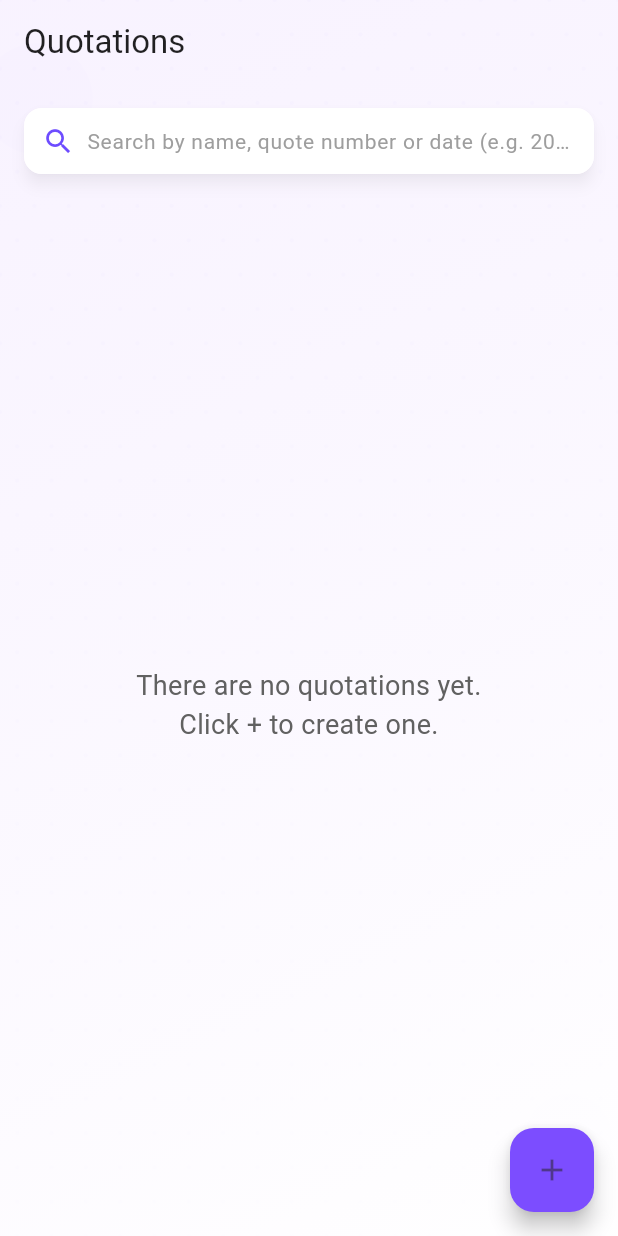
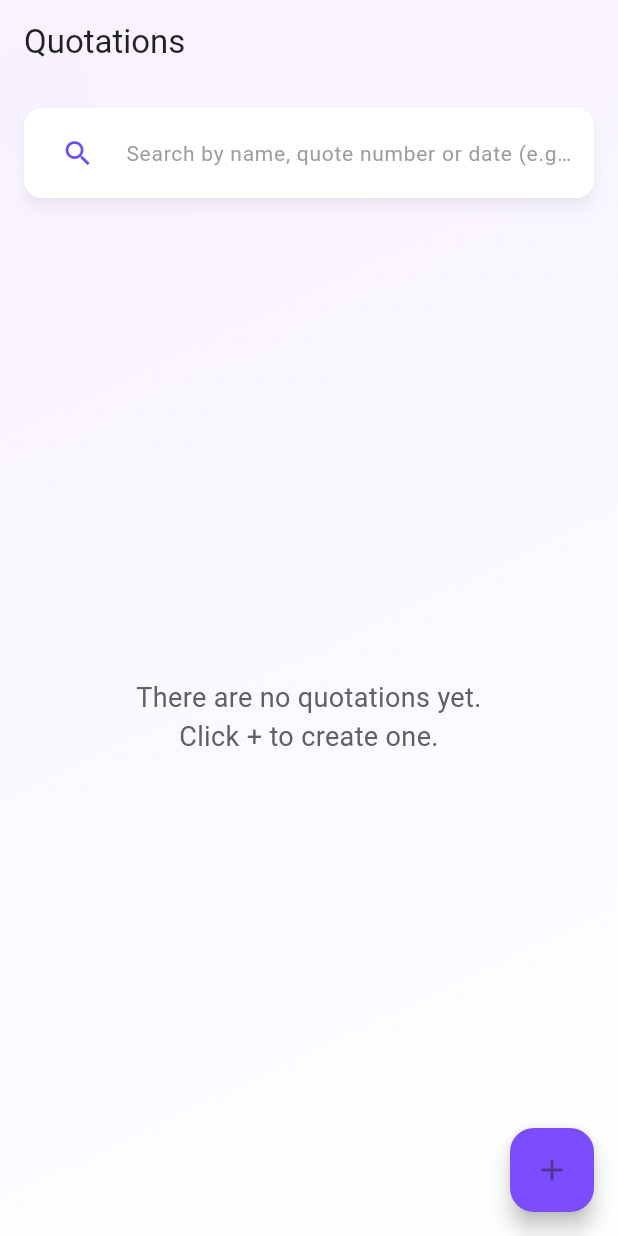
Before and after one commit to MOSESSIAME/Quote-Master, a Flutter app: the screen it shows after launch, after a tap on "Get Started", on a phone screen of 412 x 824 dp. Run offline on Flutter 3.47's test engine with Material 3 defaults, Android fonts, the light colour scheme and no system bars; our stand-ins replace pdf, printing, shared_preferences.

Commit message:
Upload for the revised app

```diff
--- a/lib/screens/home_screen.dart
+++ b/lib/screens/home_screen.dart
@@ -1,13 +1,14 @@
 import 'dart:convert';
+
 import 'package:flutter/material.dart';
+import 'package:intl/intl.dart';
 import 'package:shared_preferences/shared_preferences.dart';
-// ignore: depend_on_referenced_packages
+
 import 'quotation.dart';
 import 'quotation_form_screen.dart';
 import 'quotation_detail_screen.dart';
 
-/// HomeScreen with a clearer dotted pattern background (improved visibility).
-/// Logic (load/save/edit/delete/search) remains unchanged.
+/// HomeScreen with dotted background and search
 class HomeScreen extends StatefulWidget {
   const HomeScreen({super.key});
 
@@ -57,6 +58,7 @@ class _HomeScreenState extends State<HomeScreen> {
     final prefs = await SharedPreferences.getInstance();
     final data = jsonEncode(quotations.map((e) => e.toJson()).toList());
     await prefs.setString('quotations', data);
+    // Re-apply current search after saving so UI stays in sync
     _filterQuotations(_searchController.text);
   }
 
@@ -81,19 +83,18 @@ class _HomeScreenState extends State<HomeScreen> {
     _saveQuotations();
   }
 
+  /// Helper to find the original index of a quotation when we’re working
+  /// with the filtered list.
   int _findOriginalIndex(Quotation q) {
     final byIdentity = quotations.indexOf(q);
     if (byIdentity != -1) return byIdentity;
 
     final idx = quotations.indexWhere((element) {
       final sameName =
-          (element.clientName ?? '').toString() ==
-          (q.clientName ?? '').toString();
+          (element.clientName).toString() == (q.clientName).toString();
       final sameNumber =
-          (element.quoteNumber ?? '').toString() ==
-          (q.quoteNumber ?? '').toString();
-      final sameDate =
-          (element.date ?? '').toString() == (q.date ?? '').toString();
+          (element.quoteNumber).toString() == (q.quoteNumber).toString();
+      final sameDate = (element.date).toString() == (q.date).toString();
       return (sameNumber && sameName) ||
           (sameName && sameDate) ||
           (sameNumber && sameDate);
@@ -101,6 +102,10 @@ class _HomeScreenState extends State<HomeScreen> {
     return idx;
   }
 
+  /// Main search logic.
+  /// - Name: partial match
+  /// - Quote number: partial match (string)
+  /// - Date: accepts `yyyy-MM-dd` or `dd/MM/yyyy`
   void _filterQuotations(String query) {
     final q = query.trim().toLowerCase();
     if (q.isEmpty) {
@@ -112,23 +117,31 @@ class _HomeScreenState extends State<HomeScreen> {
 
     String formatDateCandidate(dynamic dateValue) {
       if (dateValue == null) return '';
+
+      // Already a DateTime
       if (dateValue is DateTime) {
-        return DateFormat('yyyy-MM-dd').format(dateValue) +
-            '|' +
-            DateFormat('dd/MM/yyyy').format(dateValue);
+        return [
+          DateFormat('yyyy-MM-dd').format(dateValue),
+          DateFormat('dd/MM/yyyy').format(dateValue),
+        ].join('|');
       }
+
+      // Stored as String
       if (dateValue is String) {
+        // Try parse ISO first
         try {
           final parsed = DateTime.parse(dateValue);
-          return DateFormat('yyyy-MM-dd').format(parsed) +
-              '|' +
-              DateFormat('dd/MM/yyyy').format(parsed) +
-              '|' +
-              dateValue;
+          return [
+            DateFormat('yyyy-MM-dd').format(parsed),
+            DateFormat('dd/MM/yyyy').format(parsed),
+            dateValue,
+          ].join('|');
         } catch (_) {
+          // Not ISO. Return as-is so user can still search the raw string.
           return dateValue;
         }
       }
+
       return dateValue.toString();
     }
 
@@ -136,7 +149,9 @@ class _HomeScreenState extends State<HomeScreen> {
       filteredQuotations = quotations.where((quotation) {
         final name = (quotation.clientName ?? '').toString().toLowerCase();
         final number = (quotation.quoteNumber ?? '').toString().toLowerCase();
-        final dateString = formatDateCandidate(quotation.date).toLowerCase();
+        final dateString = formatDateCandidate(
+          quotation.date,
+        ).toLowerCase(); // includes both formats
 
         final matchesName = name.contains(q);
         final matchesNumber = number.contains(q);
@@ -177,12 +192,12 @@ class _HomeScreenState extends State<HomeScreen> {
       ),
       body: Stack(
         children: [
-          // Dotted pattern background painter
+          // Dotted background
           const Positioned.fill(
             child: CustomPaint(painter: _DottedBackgroundPainter()),
           ),
 
-          // Reduced-strength translucent gradient overlay so pattern shows through
+          // Gradient wash over background
           Positioned.fill(
             child: Container(
               decoration: BoxDecoration(
@@ -190,19 +205,8 @@ class _HomeScreenState extends State<HomeScreen> {
                   begin: const Alignment(-0.9, -1),
                   end: const Alignment(1, 1),
                   colors: [
-                    // Using fromRGBO to allow opacity and non-const
-                    Color.fromRGBO(
-                      246,
-                      241,
-                      255,
-                      0.72,
-                    ), // light purple tint with transparency
-                    Color.fromRGBO(
-                      255,
-                      255,
-                      255,
-                      0.95,
-                    ), // near-white but slightly transparent
+                    Color.fromRGBO(246, 241, 255, 0.72),
+                    Color.fromRGBO(255, 255, 255, 0.95),
                   ],
                   stops: const [0, 1],
                 ),
@@ -216,7 +220,7 @@ class _HomeScreenState extends State<HomeScreen> {
               padding: const EdgeInsets.fromLTRB(16, 16, 16, 12),
               child: Column(
                 children: [
-                  // Search card
+                  // Search bar
                   Material(
                     elevation: 4,
                     shadowColor: Colors.black26,
@@ -232,12 +236,20 @@ class _HomeScreenState extends State<HomeScreen> {
                       ),
                       child: Row(
                         children: [
-                          const Padding(
-                            padding: EdgeInsets.only(right: 8.0),
-                            child: Icon(
-                              Icons.search,
-                              size: 22,
-                              color: Color(0xFF6D4CFF),
+                          // SEARCH BUTTON (tap this to search what you typed)
+                          Padding(
+                            padding: const EdgeInsets.only(right: 8.0),
+                            child: IconButton(
+                              icon: const Icon(
+                                Icons.search,
+                                size: 22,
+                                color: Color(0xFF6D4CFF),
+                              ),
+                              onPressed: () =>
+                                  _filterQuotations(_searchController.text),
+                              padding: EdgeInsets.zero,
+                              constraints: const BoxConstraints(),
+                              tooltip: 'Search',
                             ),
                           ),
                           Expanded(
@@ -254,7 +266,7 @@ class _HomeScreenState extends State<HomeScreen> {
                                 isDense: true,
                               ),
                               textInputAction: TextInputAction.search,
-                              onSubmitted: (value) => _filterQuotations(value),
+                              onSubmitted: _filterQuotations,
                             ),
                           ),
                           if (_searchController.text.isNotEmpty)
@@ -283,7 +295,7 @@ class _HomeScreenState extends State<HomeScreen> {
 
                   const SizedBox(height: 12),
 
-                  // List or empty states in a soft card container
+                  // List / empty states
                   Expanded(
                     child: quotations.isEmpty
                         ? Center(
@@ -313,14 +325,14 @@ class _HomeScreenState extends State<HomeScreen> {
                             itemBuilder: (context, index) {
                               final q = listToShow[index];
 
-                              // compute date display safely
+                              // Format date safely
                               String dateDisplay = '';
                               try {
                                 if (q.date != null) {
                                   if (q.date is DateTime) {
                                     dateDisplay = DateFormat(
                                       'yyyy-MM-dd',
-                                    ).format(q.date);
+                                    ).format(q.date as DateTime);
                                   } else {
                                     final parsed = DateTime.tryParse(
                                       q.date.toString(),
@@ -350,15 +362,17 @@ class _HomeScreenState extends State<HomeScreen> {
                                         builder: (_) => QuotationDetailScreen(
                                           quotation: q,
                                           onDelete: () {
-                                            if (originalIndex != -1)
+                                            if (originalIndex != -1) {
                                               _deleteQuotation(originalIndex);
+                                            }
                                           },
                                           onEdit: (newQ) {
-                                            if (originalIndex != -1)
+                                            if (originalIndex != -1) {
                                               _editQuotation(
                                                 originalIndex,
                                                 newQ,
                                               );
+                                            }
                                           },
                                         ),
                                       ),
@@ -377,7 +391,7 @@ class _HomeScreenState extends State<HomeScreen> {
                                       crossAxisAlignment:
                                           CrossAxisAlignment.start,
                                       children: [
-                                        // avatar / icon
+                                        // avatar / initial
                                         Container(
                                           width: 44,
                                           height: 44,
@@ -417,7 +431,7 @@ class _HomeScreenState extends State<HomeScreen> {
                                           ),
                                         ),
                                         const SizedBox(width: 12),
-                                        // main text
+                                        // text
                                         Expanded(
                                           child: Column(
                                             crossAxisAlignment:
@@ -477,7 +491,6 @@ class _HomeScreenState extends State<HomeScreen> {
                                           ),
                                         ),
                                         const SizedBox(width: 8),
-                                        // chevron
                                         const Icon(
                                           Icons.chevron_right,
                                           color: Colors.black38,
@@ -498,30 +511,22 @@ class _HomeScreenState extends State<HomeScreen> {
       ),
     );
   }
-
-  DateFormat(String s) {}
 }
 
-/// Custom painter that draws a clearer dotted grid pattern.
-/// Spacing/dotSize adapt to the canvas size so pattern looks good on phones and desktops.
+/// Dotted background painter used for soft pattern.
 class _DottedBackgroundPainter extends CustomPainter {
   const _DottedBackgroundPainter();
 
   @override
   void paint(Canvas canvas, Size size) {
     final paint = Paint()..style = PaintingStyle.fill;
-    // Dot color: slightly stronger purple/grey with higher opacity
     paint.color = const Color(0xFF9E8CFF).withOpacity(0.10);
 
-    // Determine spacing and dot size based on shortest side to keep pattern proportional
     final shortest = size.shortestSide;
-    // spacing: denser dots than before (smaller numbers), but still clamped
     final spacing = (shortest / 18).clamp(14.0, 32.0);
-    final dotSize = (shortest / 380).clamp(1.4, 4.0); // radius
+    final dotSize = (shortest / 380).clamp(1.4, 4.0);
 
-    // draw dots in a grid
     for (double y = 0; y < size.height + spacing; y += spacing) {
-      // Offset every other row for a subtle pattern
       final rowOffset = ((y / spacing) % 2 == 0) ? 0.0 : spacing / 2;
       for (double x = -spacing; x < size.width + spacing; x += spacing) {
         final dx = x + rowOffset;
@@ -529,10 +534,10 @@ class _DottedBackgroundPainter extends CustomPainter {
       }
     }
 
-    // Decorative faint circles in corners for depth with slightly stronger opacity
     final cornerPaint = Paint()
       ..style = PaintingStyle.fill
       ..color = const Color(0xFF7C4DFF).withOpacity(0.035);
+
     canvas.drawCircle(
       Offset(size.width * 0.06, size.height * 0.08),
       shortest * 0.09,
--- a/lib/screens/welcome_page.dart
+++ b/lib/screens/welcome_page.dart
@@ -6,7 +6,7 @@ class WelcomePage extends StatelessWidget {
   @override
   Widget build(BuildContext context) {
     const primaryColor = Color(0xFF673AB7); // Deep Purple
-    const accentColor = Color(0xFF9575CD);  // Lighter purple
+    const accentColor = Color(0xFF9575CD); // Lighter purple
 
     return Scaffold(
       backgroundColor: primaryColor,
@@ -57,7 +57,7 @@ class WelcomePage extends StatelessWidget {
                                   color: Colors.black26,
                                   blurRadius: 12,
                                   offset: Offset(0, 4),
-                                )
+                                ),
                               ],
                             ),
                             padding: const EdgeInsets.all(36),
@@ -83,7 +83,7 @@ class WelcomePage extends StatelessWidget {
                                     color: Colors.black26,
                                     blurRadius: 8,
                                     offset: Offset(2, 2),
-                                  )
+                                  ),
                                 ],
                               ),
                               textAlign: TextAlign.center,
@@ -106,10 +106,14 @@ class WelcomePage extends StatelessWidget {
                             width: double.infinity,
                             child: ElevatedButton(
                               onPressed: () {
-                                Navigator.of(context).pushReplacementNamed('/home');
+                                Navigator.of(
+                                  context,
+                                ).pushReplacementNamed('/home');
                               },
                               style: ElevatedButton.styleFrom(
-                                padding: const EdgeInsets.symmetric(vertical: 16),
+                                padding: const EdgeInsets.symmetric(
+                                  vertical: 16,
+                                ),
                                 backgroundColor: Colors.white,
                                 foregroundColor: primaryColor,
                                 shape: RoundedRectangleBorder(
@@ -135,7 +139,7 @@ class WelcomePage extends StatelessWidget {
                   padding: const EdgeInsets.only(bottom: 18.0, top: 8),
                   child: Center(
                     child: Text(
-                      'Copyright© Moses Siame 2025',
+                      'Copyright© Quote Master 2025',
                       style: TextStyle(
                         color: Colors.white54,
                         fontSize: 14,
@@ -145,7 +149,7 @@ class WelcomePage extends StatelessWidget {
                   ),
                 ),
               ],
-            )
+            ),
           ],
         ),
       ),
--- a/pubspec.yaml
+++ b/pubspec.yaml
@@ -1,4 +1,4 @@
-name: quote_smart
+name: quote_master
 description: "A new Flutter project."
 # The following line prevents the package from being accidentally published to
 # pub.dev using `flutter pub publish`. This is preferred for private packages.
@@ -25,6 +25,7 @@ dependencies:
   path_provider: ^2.0.14
   share_plus: ^7.2.1
   shared_preferences: ^2.2.2
+  intl: ^0.20.2
 
 dev_dependencies:
   flutter_test:
```
Also changed, not shown: pubspec.lock.
